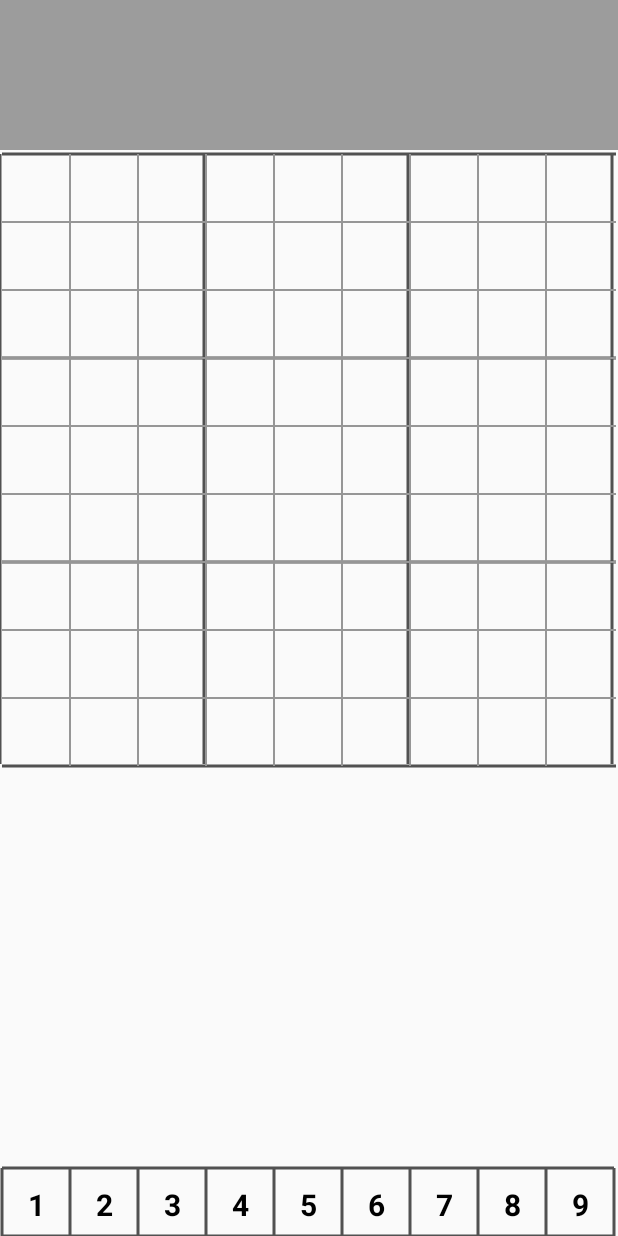
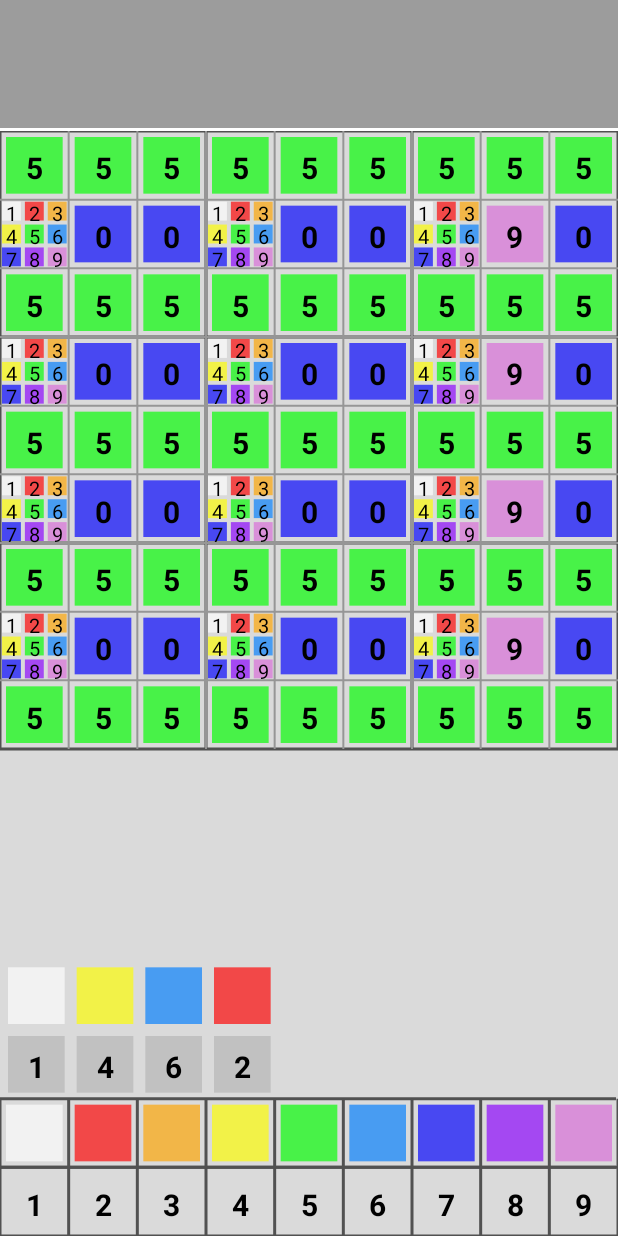
Before and after one commit to xhc2/Sudoku, an Android app: the GameActivity screen opened directly, with no data from a screen before it, on a phone screen of 412 x 824 dp. Run offline under Robolectric (Android 15) with nearby library versions, the phone set to English and light mode, and no system bars.

Commit message:
棋盘基本完成 点击事件只完成了棋盘部分

```diff
--- a/app/build.gradle
+++ b/app/build.gradle
@@ -9,7 +9,7 @@ android {
         minSdkVersion 13
         targetSdkVersion 23
         versionCode 1
-        versionName "1.0"
+        versionName "1.1"
     }
     buildTypes {
         release {
--- a/app/src/main/java/sudoku/myself/xhc/com/sudoku/activity/GameActivity.java
+++ b/app/src/main/java/sudoku/myself/xhc/com/sudoku/activity/GameActivity.java
@@ -1,5 +1,6 @@
 package sudoku.myself.xhc.com.sudoku.activity;
 
+import android.app.Activity;
 import android.os.Bundle;
 import android.support.design.widget.FloatingActionButton;
 import android.support.design.widget.Snackbar;
@@ -9,7 +10,7 @@ import android.view.View;
 
 import sudoku.myself.xhc.com.sudoku.R;
 
-public class GameActivity extends AppCompatActivity {
+public class GameActivity extends Activity {
 
     @Override
     protected void onCreate(Bundle savedInstanceState) {
--- a/app/src/main/java/sudoku/myself/xhc/com/sudoku/activity/MainActivity.java
+++ b/app/src/main/java/sudoku/myself/xhc/com/sudoku/activity/MainActivity.java
@@ -1,8 +1,10 @@
 package sudoku.myself.xhc.com.sudoku.activity;
 
+import android.app.Activity;
 import android.graphics.Color;
 import android.os.Bundle;
 import android.support.v4.app.Fragment;
+import android.support.v4.app.FragmentActivity;
 import android.support.v4.app.FragmentManager;
 import android.support.v4.app.FragmentPagerAdapter;
 import android.support.v4.view.ViewPager;
@@ -18,7 +20,7 @@ import sudoku.myself.xhc.com.sudoku.fragment.HarderSudokuFragment;
 import sudoku.myself.xhc.com.sudoku.fragment.NormalSudokuFragment;
 import sudoku.myself.xhc.com.sudoku.mywidget.MyIndicator;
 
-public class MainActivity extends AppCompatActivity  {
+public class MainActivity extends FragmentActivity {
     private MyPageAdapter adapter ;
     List<Fragment> listFragment = new ArrayList<Fragment>();
     String[] strTitle = new String[3];
--- a/app/src/main/java/sudoku/myself/xhc/com/sudoku/activity/WelcomeActivity.java
+++ b/app/src/main/java/sudoku/myself/xhc/com/sudoku/activity/WelcomeActivity.java
@@ -1,5 +1,6 @@
 package sudoku.myself.xhc.com.sudoku.activity;
 
+import android.app.Activity;
 import android.content.Intent;
 import android.os.Bundle;
 import android.support.design.widget.FloatingActionButton;
@@ -13,7 +14,7 @@ import android.view.MenuItem;
 import sudoku.myself.xhc.com.sudoku.R;
 
 // 这个游戏只有数独，普通随机版，闯关版，加强版
-public class WelcomeActivity extends AppCompatActivity {
+public class WelcomeActivity extends Activity {
 
     @Override
     protected void onCreate(Bundle savedInstanceState) {
--- a/app/src/main/java/sudoku/myself/xhc/com/sudoku/mywidget/SudokuMap.java
+++ b/app/src/main/java/sudoku/myself/xhc/com/sudoku/mywidget/SudokuMap.java
@@ -4,6 +4,7 @@ import android.content.Context;
 import android.graphics.Canvas;
 import android.graphics.Color;
 import android.graphics.Paint;
+import android.graphics.RectF;
 import android.graphics.Typeface;
 import android.util.AttributeSet;
 import android.util.Log;
@@ -12,7 +13,9 @@ import android.view.View;
 
 import java.util.Calendar;
 
+import sudoku.myself.xhc.com.sudoku.bean.Node;
 import sudoku.myself.xhc.com.sudoku.debugutil.util.DensityUtils;
+import sudoku.myself.xhc.com.sudoku.util.Constant;
 
 
 /**
@@ -25,16 +28,25 @@ public class SudokuMap extends View {
     private long downTime, upTime;
     private final int LONGCLICKTIME = 200;
     //判断是普通数独还是加强版数独 true 普通，false 加强
-    private boolean gameFlag = true;
+    private boolean gameFlag = false;
     private Paint paint, textPaint;
     private int width, height;
     //线的长度，和粗细程度
-    private int lineLength, lineWidth;
+    private int lineLength;
 
     private int dp_1;
 
     //一个数字格子的宽度 正方形
-    private int numGridWidth;
+    private float numGridWidth;
+    //候选区中的数字或者颜色的宽度
+    private float candicateWidth;
+    private Node choiseNode = null;
+    private float choiseX , choiseY ;
+    //测试数据
+    private int[] test = new int[]{1, 4, 6, 2};
+
+    private Node[][] nodes = new Node[9][9];
+
 
     public SudokuMap(Context context) {
         this(context, null);
@@ -58,8 +70,41 @@ public class SudokuMap extends View {
         textPaint = new Paint();
         textPaint.setAntiAlias(true);
         textPaint.setStyle(Paint.Style.FILL);
-        lineWidth = DensityUtils.dip2px(context, 3);
+//        lineWidth = DensityUtils.dip2px(context, 3);
         dp_1 = DensityUtils.dip2px(context, 1);
+
+        for (int i = 0; i < 9; ++i) {
+            for (int j = 0; j < 9; ++j) {
+                nodes[i][j] = new Node();
+                nodes[i][j].setSystemColor(7);
+                if (i % 2 == 0) {
+                    nodes[i][j].setNumFlag(true);
+                    nodes[i][j].setUserNum(5);
+
+                    nodes[i][j].setColorFlag(true);
+                    nodes[i][j].setUserColor(5);
+                    continue;
+                }
+                if (j % 3 == 0) {
+                    nodes[i][j].setNumFlag(true);
+                    int[] tests = new int[]{1, 2, 3, 4, 5, 6, 7, 8, 9};
+                    nodes[i][j].setCandidateNum(tests);
+
+                    nodes[i][j].setColorFlag(true);
+                    nodes[i][j].setCandidateColor(tests);
+                    continue;
+                }
+                if (j % 7 == 0) {
+                    nodes[i][j].setNumFlag(false);
+                    nodes[i][j].setSystemNum(9);
+
+                    nodes[i][j].setColorFlag(false);
+                    nodes[i][j].setSystemColor(9);
+                    continue;
+                }
+
+            }
+        }
 
     }
 
@@ -85,53 +130,272 @@ public class SudokuMap extends View {
         return true;
     }
 
+
     private void longPress(float x, float y) {
+
+        if (y < numGridWidth * 9) {
+            //点击到棋盘上
+        }
+        if (!gameFlag) {
+            //有颜色数独
+            if (y > height - numGridWidth) {
+                //数字键盘上
+            } else if (y < height - numGridWidth && y > height - 2 * numGridWidth) {
+                //颜色键盘上
+            } else if (y < height - 2 * numGridWidth && y > height - 3 * numGridWidth) {
+                //数字候选区上
+            } else if (y < height - 3 * numGridWidth && y > height - 4 * numGridWidth) {
+                //颜色候选区上
+            }
+        } else {
+            if (y > height - numGridWidth) {
+                //数字键盘上
+            } else if (y < height - numGridWidth && y > height - 2 * numGridWidth) {
+                //数字候选区
+            }
+        }
+
+
         invalidate();
     }
 
     private void click(float x, float y) {
+        if (y < numGridWidth * 9) {
+            //点击到棋盘上
+            calculateNode(x, y);
+        }
+        if (!gameFlag) {
+            //有颜色数独
+            if (y > height - numGridWidth) {
+                //数字键盘上
+            } else if (y < height - numGridWidth && y > height - 2 * numGridWidth) {
+                //颜色键盘上
+            } else if (y < height - 2 * numGridWidth && y > height - 3 * numGridWidth) {
+                //数字候选区上
+            } else if (y < height - 3 * numGridWidth && y > height - 4 * numGridWidth) {
+                //颜色候选区上
+            }
+        } else {
+            if (y > height - numGridWidth) {
+                //数字键盘上
+            } else if (y < height - numGridWidth && y > height - 2 * numGridWidth) {
+                //数字候选区
+            }
+        }
 
         invalidate();
+    }
+
+    /**
+     *
+     * @param x 在屏幕上的坐标
+     * @param y 坐标
+     */
+    private void calculateNode(float x , float y){
+        if(x < 0 || x > width || y > 9 * numGridWidth || y < 0){
+            return ;
+        }
+        int i = (int)Math.ceil(y / numGridWidth) - 1;
+        int j = (int)Math.ceil(x / numGridWidth) - 1;
+        choiseX = j * numGridWidth ;
+        choiseY = i * numGridWidth;
+        choiseNode = nodes[i][j];
     }
 
     @Override
     protected void onDraw(Canvas canvas) {
         super.onDraw(canvas);
+        canvas.drawARGB(255, 218, 218, 218);
         drawLineMap(canvas);
         drawKeyBoard(canvas);
+
+        drawCandidateColor(canvas, test);
+        drawCandidateNum(canvas, test, gameFlag);
+
+        testQiPan(canvas);
+        drawChoiseNodeHightLight(canvas);
     }
+
+    //画一个被选择个格子
+    private void drawChoiseNodeHightLight(Canvas canvas) {
+        if(choiseNode == null)return ;
+        RectF rectF = new RectF(choiseX , choiseY , choiseX + numGridWidth , choiseY + numGridWidth);
+        paint.setColor(Color.parseColor("#000000"));
+        paint.setStyle(Paint.Style.STROKE);
+
+        canvas.drawRect(rectF,paint);
+
+    }
+
+    //测试函数可以删除
+    private void testQiPan(Canvas canvas) {
+        float x = 0;
+        float y = 0;
+        for (int i = 0; i < 9; ++i) {
+            for (int j = 0; j < 9; ++j) {
+
+                drawNode(canvas, nodes[i][j], x, y);
+                x += numGridWidth;
+            }
+            y += numGridWidth;
+            x = 0;
+        }
+    }
+
+    /**
+     * @param canvas    。
+     * @param node      node对象
+     * @param positionX 在屏幕上的坐标x
+     * @param positionY 在屏幕上的坐标y
+     */
+    private void drawNode(Canvas canvas, Node node, float positionX, float positionY) {
+        if (!gameFlag) {
+            //有颜色数独
+            if (node.isColorFlag()) {
+                //被挖掉
+                if (node.getUserColor() != 0) {
+                    drawNormalColor(canvas, Constant.Color[node.getUserColor() - 1], positionX, positionY);
+                } else if (node.haveCandicateColor()) {
+                    drawCandicateColorInGrid(canvas, node.getCandidateColor(), positionX, positionY);
+                } else /*用户没有动过这个格子*/;
+            } else {
+                drawNormalColor(canvas, Constant.Color[node.getSystemColor() - 1], positionX, positionY);
+            }
+        }
+        if (node.isNumFlag()) {
+            //被挖掉
+            if (node.getUserNum() != 0) {
+                drawNormalNumber(canvas, textPaint, node.getUserNum(), positionX, positionY);
+            } else if (node.haveCandicateNum()) {
+                //画候选区的数字画在格子中
+                drawCandicateNumInGrid(canvas, node.getCandidateNum(), positionX, positionY);
+            } else  /*用户没有动过这个格子*/;
+
+        } else {
+            drawNormalNumber(canvas, textPaint, node.getSystemNum(), positionX, positionY);
+        }
+
+
+    }
+
+    /**
+     * 在棋盘中画候选数字
+     *
+     * @param canvas     画布
+     * @param candicates 候选数字
+     * @param positionX  这个格子的位置
+     * @param positionY  这个格子的位置
+     */
+    private void drawCandicateNumInGrid(Canvas canvas, int[] candicates, float positionX, float positionY) {
+
+        int count = 0;
+        float tempX = positionX, tempY = positionY;
+        for (int i = 0; i < candicates.length; ++i) {
+            if (candicates[i] == 0) continue;
+            drawCandicateNumSmall(canvas, candicates[i], tempX, tempY);
+            count++;
+            tempX += candicateWidth;
+            if (count == 3 || count == 6) {
+                tempY += candicateWidth;
+                tempX = positionX;
+            }
+        }
+    }
+
+    private void drawCandicateColorInGrid(Canvas canvas, int[] candicates, float positionX, float positionY) {
+        int count = 0;
+        float tempX = positionX, tempY = positionY;
+        for (int i = 0; i < candicates.length; ++i) {
+            if (candicates[i] == 0) continue;
+            drawCandicateColorSmall(canvas, Constant.Color[candicates[i] - 1], tempX, tempY);
+            count++;
+            tempX += candicateWidth;
+            if (count == 3 || count == 6) {
+                tempY += candicateWidth;
+                tempX = positionX;
+            }
+        }
+    }
+
 
     private void drawKeyBoard(Canvas canvas) {
         paint.setStrokeWidth((float) (dp_1 * 1.5));
         paint.setColor(Color.parseColor("#515151"));
-        canvas.drawLine(dp_1, height - numGridWidth, lineLength - 2 * dp_1, height - numGridWidth, paint);
-        canvas.drawLine(dp_1, height, lineLength - 2 * dp_1, height, paint);
+        canvas.drawLine(0, height - numGridWidth, lineLength, height - numGridWidth, paint);
+        canvas.drawLine(0, height, lineLength, height, paint);
+
         for (int i = 0; i < 10; ++i) {
-            canvas.drawLine(dp_1 + i * numGridWidth, height - numGridWidth, dp_1 + i * numGridWidth, height, paint);
+            canvas.drawLine(i * numGridWidth, height - numGridWidth, i * numGridWidth, height, paint);
         }
         for (int i = 0; i < 9; ++i) {
-            drawKeyBoardNum(canvas, i + 1, dp_1 + i * numGridWidth, height - numGridWidth);
+            drawKeyBoardNum(canvas, i + 1, i * numGridWidth, height - numGridWidth);
         }
 
-        if (gameFlag) {
-
-        } else {
-            //需要加画一个颜色键盘 和颜色候选区
-
+        if (!gameFlag) {
+            //加一个颜色键盘
+            canvas.drawLine(0, height - 2 * numGridWidth, lineLength - 2, height - 2 * numGridWidth, paint);
+            canvas.drawLine(0, height - numGridWidth, lineLength - 2, height - numGridWidth, paint);
+            for (int i = 0; i < 10; ++i) {
+                canvas.drawLine(i * numGridWidth, height - 2 * numGridWidth, i * numGridWidth, height - numGridWidth, paint);
+            }
+            for (int i = 0; i < 9; ++i) {
+                drawKeyBoardColor(canvas, Constant.Color[i], i * numGridWidth, height - 2 * numGridWidth);
+            }
         }
     }
 
 
-    private void drawCandidateNum(Canvas canvas , ){
+    /**
+     * 画候选区的数字
+     * flag 是判断是否是有颜色的数独
+     */
+    private void drawCandidateNum(Canvas canvas, int[] candidates, boolean flag) {
+
+        float x = dp_1;
+        float y = height - 2 * numGridWidth;
+        if (flag) {
+            for (int i = 0; i < candidates.length; ++i) {
+                if (candidates[i] == 0) {
+                    continue;
+                }
+                drawSolidNumber(canvas, candidates[i], x, y);
+                x += numGridWidth;
+            }
+            return;
+        }
+        x = dp_1;
+        y = height - 3 * numGridWidth;
+        for (int i = 0; i < candidates.length; ++i) {
+            if (candidates[i] == 0) {
+                continue;
+            }
+            drawSolidNumber(canvas, candidates[i], x, y);
+            x += numGridWidth;
+        }
 
     }
+
+    private void drawCandidateColor(Canvas canvas, int[] candidates) {
+        float x = dp_1;
+        float y = height - 4 * numGridWidth;
+        for (int i = 0; i < candidates.length; ++i) {
+            if (candidates[i] == 0) {
+                continue;
+            }
+            RectF rectF = new RectF(x + 3 * dp_1, y + 3 * dp_1, x + numGridWidth - 3 * dp_1, y + numGridWidth - 3 * dp_1);
+            paint.setColor(Constant.Color[candidates[i] - 1]);
+            paint.setStyle(Paint.Style.FILL);
+            canvas.drawRect(rectF, paint);
+            x += numGridWidth;
+        }
+    }
+
 
     /**
      * 绘画数字 num哪个数字 positionx左上角的x坐标 positiony左上角的y坐标 计算出数字的高度和宽度
      */
-    public void drawNormalNumber(Canvas canvas, Paint paint,
-                                 int num, float positionX, float positionY) {
-
+    private void drawNormalNumber(Canvas canvas, Paint paint,
+                                  int num, float positionX, float positionY) {
         paint.setColor(Color.argb(255, 0, 0, 0));
         paint.setTextSize(dp_1 * 15);
         paint.setTypeface(Typeface.DEFAULT_BOLD);
@@ -141,7 +405,50 @@ public class SudokuMap extends View {
         positionX = positionX + numGridWidth / 2 - textWidth / 2;
         positionY = positionY + numGridWidth / 2 - textHeight / 2 + textHeight - 2 * dp_1;
         canvas.drawText(num + "", positionX, positionY, paint);
+    }
 
+    private void drawNormalColor(Canvas canvas, int color, float positionX, float positionY) {
+        RectF rectF = new RectF(positionX + 3 * dp_1, positionY + 3 * dp_1, positionX + numGridWidth - 3 * dp_1, positionY + numGridWidth - 3 * dp_1);
+        paint.setColor(color);
+        paint.setStyle(Paint.Style.FILL);
+        canvas.drawRect(rectF, paint);
+    }
+
+    /**
+     * 在棋盘上的格子中的小数字
+     *
+     * @param canvas    画布
+     * @param num       数字
+     * @param positionX 坐标
+     * @param positionY 坐标
+     */
+    private void drawCandicateNumSmall(Canvas canvas, int num, float positionX, float positionY) {
+        paint.setColor(Color.argb(255, 0, 0, 0));
+        paint.setTextSize(dp_1 * 10);
+        float textWidth = paint.measureText(num + "");
+        Paint.FontMetrics fm = paint.getFontMetrics();
+        float textHeight = (float) (Math.ceil(fm.descent - fm.ascent));
+        positionX = positionX + candicateWidth / 2 - textWidth / 2;
+        positionY = positionY + candicateWidth / 2 - textHeight / 2 + textHeight - dp_1;
+        canvas.drawText(num + "", positionX, positionY, paint);
+    }
+
+    private void drawCandicateColorSmall(Canvas canvas, int color, float positionX, float positionY) {
+        RectF rectF = new RectF(positionX + dp_1, positionY + dp_1, positionX + candicateWidth - dp_1, positionY + candicateWidth - dp_1);
+        paint.setColor(color);
+        canvas.drawRect(rectF, paint);
+    }
+
+
+    /**
+     * 画实心的数字
+     * 主要用在候选区的数字那个地方
+     */
+    private void drawSolidNumber(Canvas canvas, int num, float positionX, float positionY) {
+        RectF rect = new RectF(positionX + 3 * dp_1, positionY + 3 * dp_1, positionX + numGridWidth - 3 * dp_1, positionY + numGridWidth - 3 * dp_1);
+        textPaint.setColor(Color.parseColor("#C1C1C1"));
+        canvas.drawRect(rect, textPaint);
+        drawNormalNumber(canvas, textPaint, num, positionX, positionY);
     }
 
     private void drawKeyBoardNum(Canvas canvas, int num, float positionX, float positionY) {
@@ -149,29 +456,40 @@ public class SudokuMap extends View {
         drawNormalNumber(canvas, textPaint, num, positionX, positionY);
     }
 
+    private void drawKeyBoardColor(Canvas canvas, int color, float positionX, float positionY) {
 
+        drawNormalColor(canvas, color, positionX, positionY);
+
+    }
+
+
+    /**
+     * 界面上的格子
+     *
+     * @param canvas
+     */
     private void drawLineMap(Canvas canvas) {
         paint.setStrokeWidth((float) (dp_1 * 1.5));
         paint.setColor(Color.parseColor("#515151"));
         //四根横向的粗线
         for (int i = 0; i < 4; ++i) {
-            canvas.drawLine(dp_1, dp_1 + i * 3 * numGridWidth, lineLength - dp_1, dp_1 + i * 3 * numGridWidth, paint);
+            canvas.drawLine(0, i * 3 * numGridWidth, lineLength, i * 3 * numGridWidth, paint);
         }
         //竖向的四跟粗线
         for (int i = 0; i < 4; ++i) {
-            canvas.drawLine(i * 3 * numGridWidth, dp_1, i * 3 * numGridWidth, 9 * numGridWidth, paint);
+            canvas.drawLine(i * 3 * numGridWidth, 0, i * 3 * numGridWidth, 9 * numGridWidth, paint);
         }
         paint.setColor(Color.parseColor("#969696"));
 
         paint.setStrokeWidth(dp_1);
         //横向8根细线 会有两个与粗线重合
         for (int i = 0; i < 8; ++i) {
-            canvas.drawLine(dp_1, dp_1 + numGridWidth + i * numGridWidth, lineLength - dp_1, dp_1 + numGridWidth + i * numGridWidth, paint);
+            canvas.drawLine(0, numGridWidth + i * numGridWidth, lineLength, numGridWidth + i * numGridWidth, paint);
         }
 
         //竖线8根
         for (int i = 0; i < 8; ++i) {
-            canvas.drawLine(dp_1 + numGridWidth + i * numGridWidth, dp_1, dp_1 + numGridWidth + i * numGridWidth, dp_1 + 9 * numGridWidth, paint);
+            canvas.drawLine(numGridWidth + i * numGridWidth, 0, numGridWidth + i * numGridWidth, 9 * numGridWidth, paint);
         }
 
     }
@@ -183,6 +501,7 @@ public class SudokuMap extends View {
         height = getMeasuredHeight();
         width = getMeasuredWidth();
         lineLength = width < height ? width : height;
-        numGridWidth = lineLength / 9;
+        numGridWidth = lineLength / 9f;
+        candicateWidth = numGridWidth / 3f;
     }
 }
--- a/app/src/main/java/sudoku/myself/xhc/com/sudoku/util/Constant.java
+++ b/app/src/main/java/sudoku/myself/xhc/com/sudoku/util/Constant.java
@@ -1,4 +1,6 @@
 package sudoku.myself.xhc.com.sudoku.util;
+
+import android.graphics.Color;
 
 /**
  * Created by xhc on 2016/2/15.
@@ -13,6 +15,6 @@ package sudoku.myself.xhc.com.sudoku.util;
  */
 public class Constant {
 
-    public static final int Color[] = new int[]{0xffffff, 0xFF0000, 0xFFA500, 0xFFFF00, 0x00FF00, 0x007FFF, 0x0000FF, 0x8B00FF, 0x000000};
+    public static final int Color[] = new int[]{0xAAFFFFFF, 0xAAFF0000, 0xAAFFA500, 0xAAFFFF00, 0xAA00FF00, 0xAA007FFF, 0xAA0000FF, 0xAA8B00FF, 0xAADA6DDA};
 
 }
--- a/app/src/main/res/layout/content_game.xml
+++ b/app/src/main/res/layout/content_game.xml
@@ -3,18 +3,19 @@
     xmlns:app="http://schemas.android.com/apk/res-auto"
     xmlns:tools="http://schemas.android.com/tools"
     android:orientation="vertical"
+    android:background="#ffffff"
     android:layout_width="match_parent"
     android:layout_height="match_parent">
 
     <RelativeLayout
         android:layout_width="match_parent"
         android:background="#9C9C9C"
-        android:layout_height="100dp">
+        android:layout_height="85dp">
 
     </RelativeLayout>
 
     <sudoku.myself.xhc.com.sudoku.mywidget.SudokuMap
-        android:layout_marginTop="1dp"
+        android:layout_marginTop="2dp"
         android:layout_width="match_parent"
         android:layout_height="wrap_content" />
 
```
Also changed, not shown: app/src/main/AndroidManifest.xml (+6 -2 lines), app/src/main/java/sudoku/myself/xhc/com/sudoku/bean/Node.java (+62 -0 lines).
